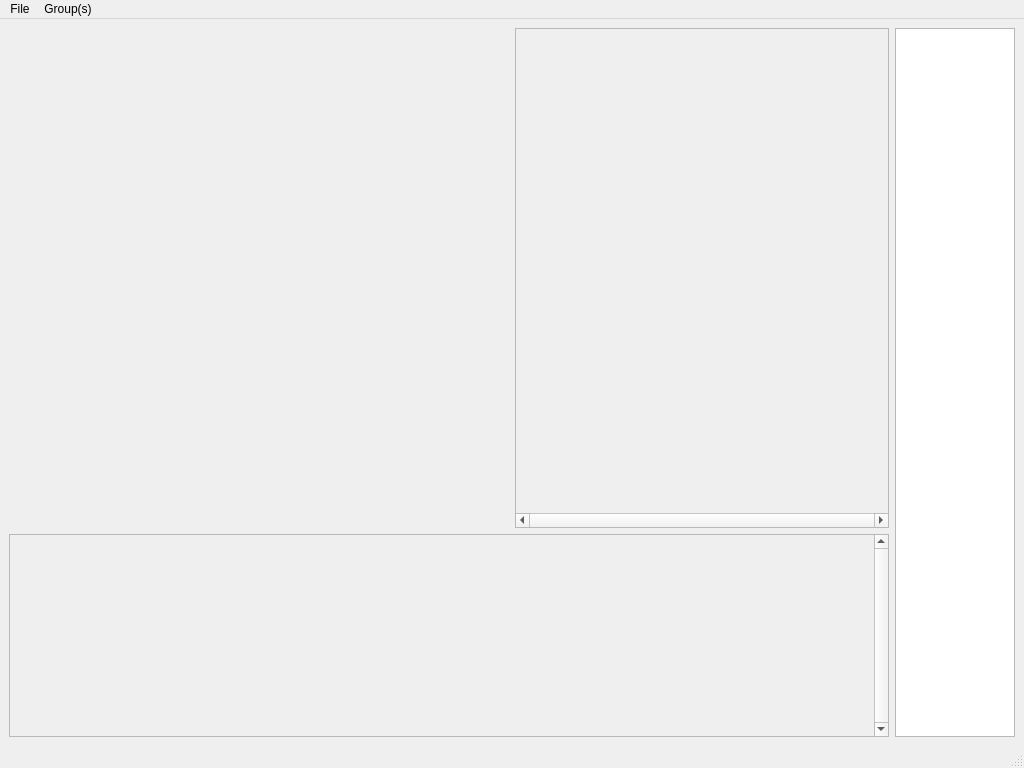
First picture: the form in compreheNGSive/gui/ui/SingleVariant.ui, repository alex-r-bigelow/compreheNGSive, before the edit.
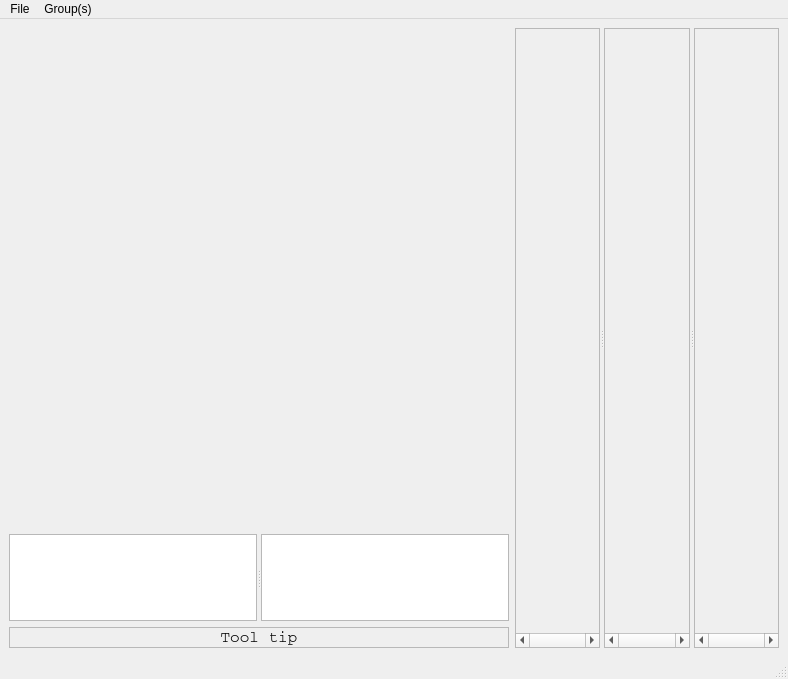
Second picture: the form after the edit.

```diff
--- a/compreheNGSive/gui/ui/SingleVariant.ui
+++ b/compreheNGSive/gui/ui/SingleVariant.ui
@@ -6,8 +6,8 @@
    <rect>
     <x>0</x>
     <y>0</y>
-    <width>1024</width>
-    <height>768</height>
+    <width>788</width>
+    <height>679</height>
    </rect>
   </property>
   <property name="windowTitle">
@@ -17,8 +17,32 @@
    <string notr="true"/>
   </property>
   <widget class="QWidget" name="centralwidget">
-   <layout class="QGridLayout" name="gridLayout">
-    <item row="0" column="0">
+   <layout class="QHBoxLayout" name="horizontalLayout">
+    <item>
+     <widget class="QFrame" name="frame">
+      <property name="maximumSize">
+       <size>
+        <width>500</width>
+        <height>16777215</height>
+       </size>
+      </property>
+      <property name="frameShape">
+       <enum>QFrame::NoFrame</enum>
+      </property>
+      <property name="frameShadow">
+       <enum>QFrame::Plain</enum>
+      </property>
+      <property name="lineWidth">
+       <number>0</number>
+      </property>
+      <layout class="QVBoxLayout" name="verticalLayout">
+       <property name="spacing">
+        <number>-1</number>
+       </property>
+       <property name="margin">
+        <number>0</number>
+       </property>
+       <item>
      <widget class="QWidget" name="scatterWidget" native="true">
       <property name="sizePolicy">
        <sizepolicy hsizetype="Fixed" vsizetype="Fixed">
@@ -38,12 +62,93 @@
         <height>500</height>
        </size>
       </property>
-     </widget>
-    </item>
-    <item row="0" column="1">
+         <zorder>splitter</zorder>
+        </widget>
+       </item>
+       <item>
+        <widget class="QSplitter" name="splitter_2">
+         <property name="sizePolicy">
+          <sizepolicy hsizetype="Expanding" vsizetype="Expanding">
+           <horstretch>0</horstretch>
+           <verstretch>0</verstretch>
+          </sizepolicy>
+         </property>
+         <property name="minimumSize">
+          <size>
+           <width>500</width>
+           <height>0</height>
+          </size>
+         </property>
+         <property name="maximumSize">
+          <size>
+           <width>16777215</width>
+           <height>16777215</height>
+          </size>
+         </property>
+         <property name="orientation">
+          <enum>Qt::Horizontal</enum>
+         </property>
+         <property name="opaqueResize">
+          <bool>true</bool>
+         </property>
+         <widget class="QListWidget" name="groupList"/>
+         <widget class="QListWidget" name="highlightList"/>
+        </widget>
+       </item>
+       <item>
+        <widget class="QLabel" name="label">
+         <property name="minimumSize">
+          <size>
+           <width>500</width>
+           <height>0</height>
+          </size>
+         </property>
+         <property name="maximumSize">
+          <size>
+           <width>500</width>
+           <height>16777215</height>
+          </size>
+         </property>
+         <property name="font">
+          <font>
+           <family>Courier</family>
+           <pointsize>12</pointsize>
+          </font>
+         </property>
+         <property name="frameShape">
+          <enum>QFrame::StyledPanel</enum>
+         </property>
+         <property name="frameShadow">
+          <enum>QFrame::Sunken</enum>
+         </property>
+         <property name="lineWidth">
+          <number>1</number>
+         </property>
+         <property name="text">
+          <string>Tool tip</string>
+         </property>
+         <property name="alignment">
+          <set>Qt::AlignCenter</set>
+         </property>
+        </widget>
+       </item>
+      </layout>
+     </widget>
+    </item>
+    <item>
+     <widget class="QSplitter" name="splitter">
+      <property name="sizePolicy">
+       <sizepolicy hsizetype="Expanding" vsizetype="Expanding">
+        <horstretch>0</horstretch>
+        <verstretch>0</verstretch>
+       </sizepolicy>
+      </property>
+      <property name="orientation">
+       <enum>Qt::Horizontal</enum>
+      </property>
      <widget class="QScrollArea" name="pcScrollArea">
       <property name="sizePolicy">
-       <sizepolicy hsizetype="Expanding" vsizetype="Fixed">
+        <sizepolicy hsizetype="Expanding" vsizetype="Expanding">
         <horstretch>0</horstretch>
         <verstretch>0</verstretch>
        </sizepolicy>
@@ -51,13 +156,13 @@
       <property name="minimumSize">
        <size>
         <width>0</width>
-        <height>500</height>
+         <height>0</height>
        </size>
       </property>
       <property name="maximumSize">
        <size>
         <width>16777215</width>
-        <height>500</height>
+         <height>16777215</height>
        </size>
       </property>
       <property name="verticalScrollBarPolicy">
@@ -74,42 +179,39 @@
         <rect>
          <x>0</x>
          <y>0</y>
-         <width>358</width>
-         <height>483</height>
+          <width>76</width>
+          <height>595</height>
         </rect>
        </property>
       </widget>
      </widget>
-    </item>
-    <item row="0" column="2" rowspan="2">
-     <widget class="QListWidget" name="rsListWidget">
-      <property name="sizePolicy">
-       <sizepolicy hsizetype="Fixed" vsizetype="Expanding">
-        <horstretch>0</horstretch>
-        <verstretch>0</verstretch>
-       </sizepolicy>
-      </property>
-      <property name="minimumSize">
-       <size>
-        <width>60</width>
-        <height>0</height>
-       </size>
-      </property>
-      <property name="maximumSize">
-       <size>
-        <width>120</width>
-        <height>16777215</height>
-       </size>
-      </property>
-     </widget>
-    </item>
-    <item row="1" column="0" colspan="2">
+      <widget class="QScrollArea" name="groupScrollArea">
+       <property name="verticalScrollBarPolicy">
+        <enum>Qt::ScrollBarAlwaysOff</enum>
+       </property>
+       <property name="horizontalScrollBarPolicy">
+        <enum>Qt::ScrollBarAlwaysOn</enum>
+       </property>
+       <property name="widgetResizable">
+        <bool>true</bool>
+       </property>
+       <widget class="QWidget" name="scrollAreaWidgetContents_4">
+        <property name="geometry">
+         <rect>
+          <x>0</x>
+          <y>0</y>
+          <width>76</width>
+          <height>595</height>
+         </rect>
+        </property>
+       </widget>
+      </widget>
      <widget class="QScrollArea" name="gbScrollArea">
       <property name="verticalScrollBarPolicy">
-       <enum>Qt::ScrollBarAlwaysOn</enum>
+        <enum>Qt::ScrollBarAlwaysOff</enum>
       </property>
       <property name="horizontalScrollBarPolicy">
-       <enum>Qt::ScrollBarAlwaysOff</enum>
+        <enum>Qt::ScrollBarAlwaysOn</enum>
       </property>
       <property name="widgetResizable">
        <bool>true</bool>
@@ -119,10 +221,11 @@
         <rect>
          <x>0</x>
          <y>0</y>
-         <width>853</width>
-         <height>189</height>
-        </rect>
-       </property>
+          <width>76</width>
+          <height>595</height>
+         </rect>
+        </property>
+       </widget>
       </widget>
      </widget>
     </item>
@@ -133,7 +236,7 @@
     <rect>
      <x>0</x>
      <y>0</y>
-     <width>1024</width>
+     <width>788</width>
      <height>22</height>
     </rect>
    </property>
```
Left out of the diff: 33 changed lines with no effect on the pictures. Lines whose indentation alone changed are shown as unchanged.
